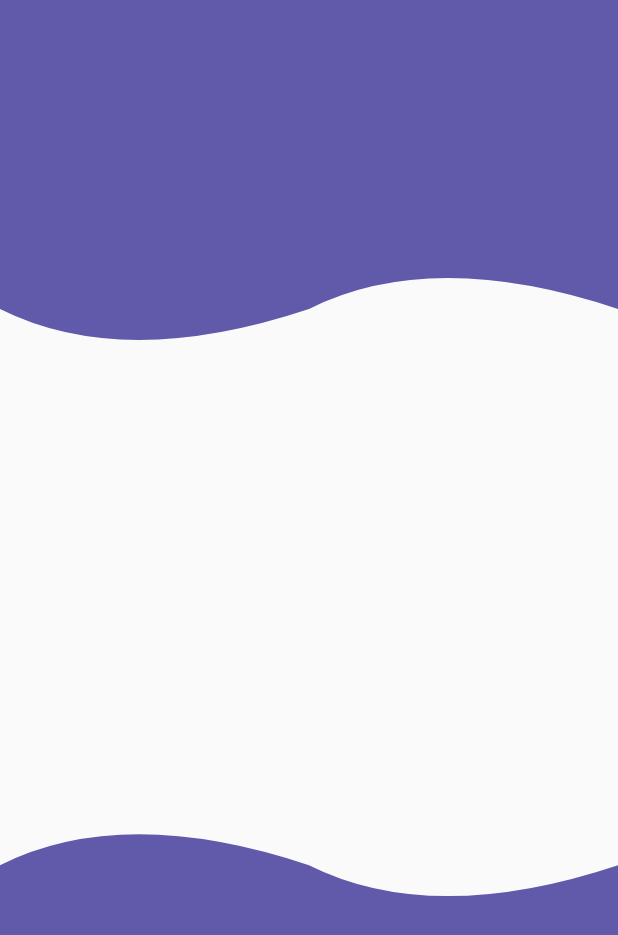
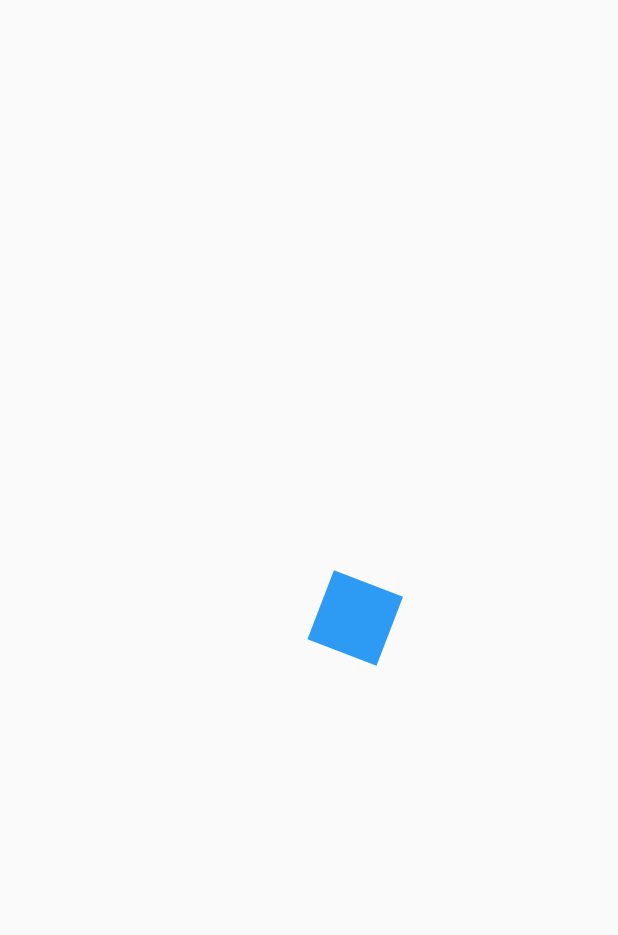
Before and after one commit to renzorosaz/disenpaint, a Flutter app: the first screen one second after launch, on a phone screen of 412 x 824 dp. Shown: the top 935 px of the screen. Run offline on Flutter 3.47's test engine with Material 2 defaults, Android fonts, the phone set to English and light mode, and no system bars.

Commit message:
first commit

```diff
--- a/lib/main.dart
+++ b/lib/main.dart
@@ -1,4 +1,4 @@
-import 'package:disenoava/src/pages/headers_page.dart';
+import 'package:disenoava/src/pages/animaciones_page.dart';
 import  'package:flutter/material.dart';
 
 
@@ -11,7 +11,7 @@ class MyApp extends StatelessWidget {
     return MaterialApp(
       debugShowCheckedModeBanner: false,
       title: 'Diseños App',
-      home:HeadersPage(),
+      home:AnimacionesPage(),
 
     );
   }
--- /dev/null
+++ b/lib/src/pages/animaciones_page.dart
@@ -0,0 +1,131 @@
+import 'dart:math';
+
+import 'package:flutter/material.dart';
+
+class AnimacionesPage extends StatelessWidget {
+
+  @override
+  Widget build(BuildContext context) {
+
+    return Scaffold(
+      body: Center(
+        child: CuadradoAnimado(),
+      ),
+    );
+  }
+}
+
+class CuadradoAnimado extends StatefulWidget {
+
+
+  @override
+  _CuadradoAnimadoState createState() => _CuadradoAnimadoState();
+}
+
+class _CuadradoAnimadoState extends State<CuadradoAnimado>  with SingleTickerProviderStateMixin{
+
+  AnimationController controller;
+  Animation<double> rotacion;
+  Animation<double> opacidad;
+  Animation<double> moverDerecha;
+  Animation<double> agrandar;
+
+   @override
+  void initState() {
+
+    //animacion controlador
+    controller = new  AnimationController(vsync: this,duration: Duration(milliseconds:4000 ));
+
+    rotacion = Tween(begin: 0.0, end: 2 * pi).animate(
+      CurvedAnimation(parent: controller, curve: Curves.easeOut)
+    );
+
+    opacidad = Tween(begin: 0.1, end: 1.0).animate(
+      CurvedAnimation(parent: controller, curve: Interval(0, 0.25, curve:  Curves.easeOut))
+    );
+
+    moverDerecha= Tween(begin: 0.0 , end:100.0).animate(
+      CurvedAnimation(parent: controller, curve: Curves.easeOut)
+    );
+
+  //
+    agrandar= Tween(begin: 0.0 , end:2.0).animate(
+      CurvedAnimation(parent: controller, curve: Curves.easeOut)
+    );
+
+    controller.addListener(() {
+
+      print('Status: ${controller.status}');
+      if(controller.status == AnimationStatus.completed){
+        controller.reset();
+      } /* else  if (controller.status == AnimationStatus.dismissed){
+        controller.forward();
+
+      } */
+    });
+
+    super.initState();
+
+  }
+     //animation
+  @override
+  void dispose(){
+
+    controller.dispose();
+    super.dispose();
+  }
+
+
+
+
+  @override
+  Widget build(BuildContext context) {
+
+      //play / reproduccion
+
+      controller.forward();
+
+
+   return AnimatedBuilder(
+     animation: controller,
+     child: _Rectangulo(),
+     builder: (BuildContext context, Widget childRectangulo) {
+
+       return Transform.translate(
+         offset: Offset(moverDerecha.value,0),
+           child: Transform.rotate(
+           angle: rotacion.value,
+           child: Opacity(
+             opacity: opacidad.value,
+             child: Transform.scale(
+               scale: agrandar.value,
+               child: childRectangulo
+              ),
+          )
+         ),
+       );
+     },
+   );
+
+  }
+}
+
+
+
+
+
+
+class _Rectangulo extends StatelessWidget {
+    @override
+    Widget build(BuildContext context) {
+
+    return Container(
+       width: 80,
+       height: 80,
+       decoration: BoxDecoration(
+         color: Colors.blue
+       ),
+
+     );
+   }
+}
--- a/lib/src/pages/headers_page.dart
+++ b/lib/src/pages/headers_page.dart
@@ -8,8 +8,9 @@ class HeadersPage extends StatelessWidget {
 
   @override
   Widget build(BuildContext context) {
+
     return Scaffold(
-     body: HeaderWave(),
+     body: HeaderWaveGradient(),
     );
   }
 }
--- a/pubspec.yaml
+++ b/pubspec.yaml
@@ -45,8 +45,8 @@ flutter:
   uses-material-design: true
 
   # To add assets to your application, add an assets section, like this:
-  # assets:
-  #   - images/a_dot_burr.jpeg
+  assets:
+  - assets/
   #   - images/a_dot_ham.jpeg
 
   # An image asset can refer to one or more resolution-specific "variants", see
```
Also changed, not shown: lib/widgtes/headers.dart (+70 -5 lines), assets/carita.jpg (added), 2 other files.
